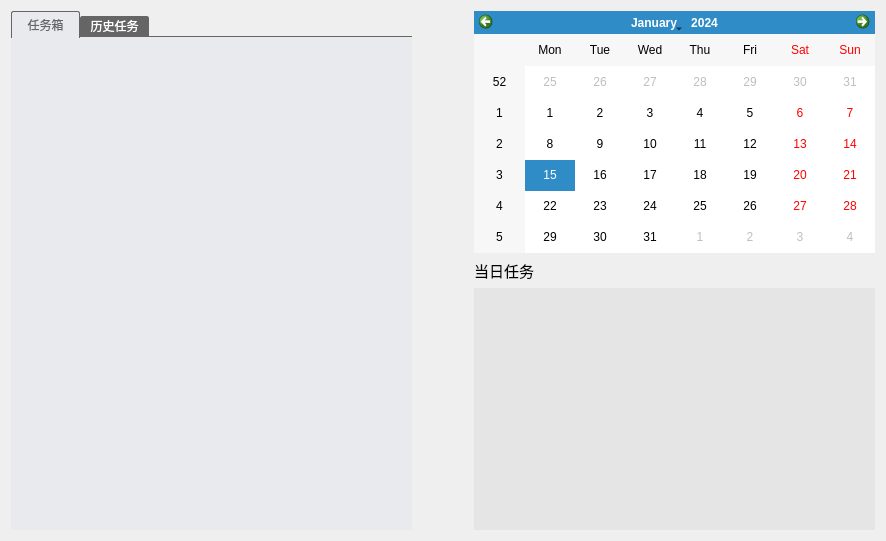
Qt form gui/taskWidget.ui (WatsonJay/tomato_farm) before a commit.
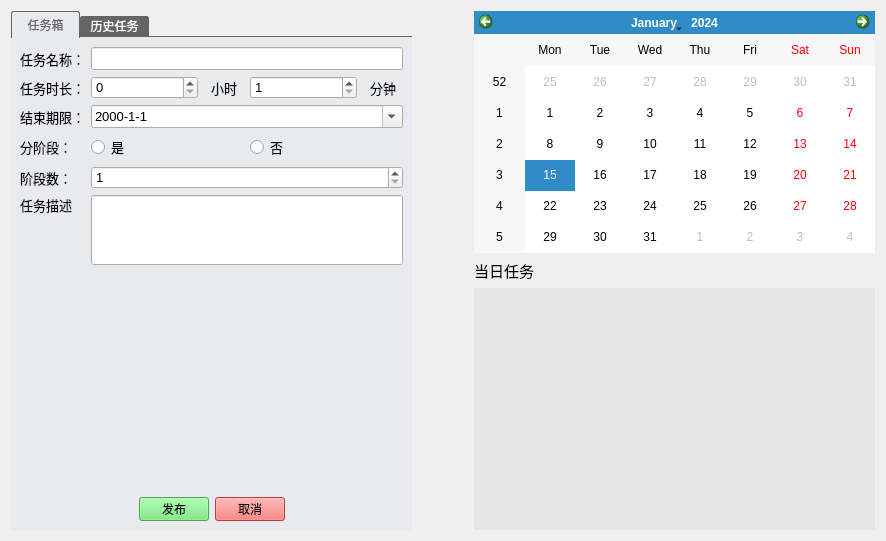
The same form after that commit. The open tabs and pages were chosen to show the change. Icons and pictures are not drawn.

```diff
--- a/gui/taskWidget.ui
+++ b/gui/taskWidget.ui
@@ -265,7 +265,439 @@
              </item>
             </layout>
            </widget>
-           <widget class="QWidget" name="page_2"/>
+           <widget class="QWidget" name="page_2">
+            <property name="styleSheet">
+             <string notr="true">QWidget&gt;QLineEdit{
+	border:1px solid gray;
+    border-radius:10px;
+    padding:2px 4px;
+}
+QWidget&gt;QDateEdit{
+	border:1px solid gray;
+	border-radius:10px;
+	padding:2px 4px;
+}
+QWidget&gt;QDateEdit::drop-down{
+	width: 20px;
+	border-left-width: 1px;
+	border-left-style: solid;
+	border-left-color: gray; 
+}
+QWidget&gt;QDateEdit::down-arrow{
+	border-image:url(:/icon/down.png);
+}
+QWidget&gt;QPushButton{
+	border:none;
+	color:white;
+	border-radius:12px;
+}
+QSpinBox,QDoubleSpinBox{
+	border:1px solid gray;
+	border-radius:10px;
+	padding:2px 4px;
+}
+
+/*spinbox 抬起样式*/
+QDoubleSpinBox::up-button,QSpinBox::up-button {
+	subcontrol-origin:border;
+    subcontrol-position:right;
+    image: url(:/icon/add.png);
+    width: 16px;
+    height: 20px;       
+}
+QDoubleSpinBox::down-button,QSpinBox::down-button {
+    subcontrol-origin:border;
+    subcontrol-position:left;
+    border-image: url(:/icon/remove.png);
+    width: 16px;
+    height: 17px;
+}
+/*按钮按下样式*/
+QDoubleSpinBox::up-button:pressed,QSpinBox::up-button:pressed{
+	subcontrol-origin:border;
+    subcontrol-position:right;
+    image: url(:/icon/add.png);
+    width: 16px;
+    height: 20px;       
+}
+  
+QDoubleSpinBox::down-button:pressed,QSpinBox::down-button:pressed{
+    subcontrol-position:left;
+    image: url(:/icon/remove.png);
+    width: 16px;
+    height: 17px;
+}</string>
+            </property>
+            <layout class="QVBoxLayout" name="verticalLayout_7">
+             <item>
+              <layout class="QFormLayout" name="formLayout">
+               <item row="0" column="0">
+                <widget class="QLabel" name="label">
+                 <property name="font">
+                  <font>
+                   <family>Microsoft YaHei UI</family>
+                   <pointsize>10</pointsize>
+                  </font>
+                 </property>
+                 <property name="text">
+                  <string>任务名称：</string>
+                 </property>
+                </widget>
+               </item>
+               <item row="1" column="0">
+                <widget class="QLabel" name="label_3">
+                 <property name="font">
+                  <font>
+                   <family>Microsoft YaHei UI</family>
+                   <pointsize>10</pointsize>
+                  </font>
+                 </property>
+                 <property name="text">
+                  <string>任务时长：</string>
+                 </property>
+                </widget>
+               </item>
+               <item row="2" column="0">
+                <widget class="QLabel" name="label_4">
+                 <property name="font">
+                  <font>
+                   <family>Microsoft YaHei UI</family>
+                   <pointsize>10</pointsize>
+                  </font>
+                 </property>
+                 <property name="text">
+                  <string>结束期限：</string>
+                 </property>
+                </widget>
+               </item>
+               <item row="3" column="0">
+                <widget class="QLabel" name="label_5">
+                 <property name="font">
+                  <font>
+                   <family>Microsoft YaHei UI</family>
+                   <pointsize>10</pointsize>
+                  </font>
+                 </property>
+                 <property name="text">
+                  <string>分阶段：</string>
+                 </property>
+                </widget>
+               </item>
+               <item row="4" column="0">
+                <widget class="QLabel" name="label_6">
+                 <property name="font">
+                  <font>
+                   <family>Microsoft YaHei UI</family>
+                   <pointsize>10</pointsize>
+                  </font>
+                 </property>
+                 <property name="text">
+                  <string>阶段数：</string>
+                 </property>
+                </widget>
+               </item>
+               <item row="0" column="1">
+                <widget class="QLineEdit" name="taskNameEdit">
+                 <property name="font">
+                  <font>
+                   <family>Microsoft YaHei UI</family>
+                   <pointsize>10</pointsize>
+                  </font>
+                 </property>
+                </widget>
+               </item>
+               <item row="5" column="0">
+                <widget class="QLabel" name="label_7">
+                 <property name="font">
+                  <font>
+                   <family>Microsoft YaHei UI</family>
+                   <pointsize>10</pointsize>
+                  </font>
+                 </property>
+                 <property name="text">
+                  <string>任务描述</string>
+                 </property>
+                 <property name="alignment">
+                  <set>Qt::AlignLeading|Qt::AlignLeft|Qt::AlignTop</set>
+                 </property>
+                </widget>
+               </item>
+               <item row="5" column="1">
+                <widget class="QLineEdit" name="taskDescEdit">
+                 <property name="minimumSize">
+                  <size>
+                   <width>0</width>
+                   <height>70</height>
+                  </size>
+                 </property>
+                 <property name="font">
+                  <font>
+                   <family>Microsoft YaHei UI</family>
+                   <pointsize>10</pointsize>
+                  </font>
+                 </property>
+                </widget>
+               </item>
+               <item row="1" column="1">
+                <layout class="QHBoxLayout" name="horizontalLayout_4">
+                 <item>
+                  <widget class="QSpinBox" name="taskHourBox">
+                   <property name="font">
+                    <font>
+                     <family>Microsoft YaHei UI</family>
+                     <pointsize>10</pointsize>
+                    </font>
+                   </property>
+                   <property name="maximum">
+                    <number>72</number>
+                   </property>
+                  </widget>
+                 </item>
+                 <item>
+                  <widget class="QLabel" name="label_9">
+                   <property name="maximumSize">
+                    <size>
+                     <width>40</width>
+                     <height>16777215</height>
+                    </size>
+                   </property>
+                   <property name="font">
+                    <font>
+                     <family>Microsoft YaHei UI</family>
+                     <pointsize>10</pointsize>
+                    </font>
+                   </property>
+                   <property name="text">
+                    <string>小时</string>
+                   </property>
+                   <property name="alignment">
+                    <set>Qt::AlignCenter</set>
+                   </property>
+                  </widget>
+                 </item>
+                 <item>
+                  <widget class="QSpinBox" name="taskMinuteBox">
+                   <property name="font">
+                    <font>
+                     <family>Microsoft YaHei UI</family>
+                     <pointsize>10</pointsize>
+                    </font>
+                   </property>
+                   <property name="minimum">
+                    <number>1</number>
+                   </property>
+                   <property name="maximum">
+                    <number>60</number>
+                   </property>
+                  </widget>
+                 </item>
+                 <item>
+                  <widget class="QLabel" name="label_8">
+                   <property name="maximumSize">
+                    <size>
+                     <width>40</width>
+                     <height>16777215</height>
+                    </size>
+                   </property>
+                   <property name="font">
+                    <font>
+                     <family>Microsoft YaHei UI</family>
+                     <pointsize>10</pointsize>
+                    </font>
+                   </property>
+                   <property name="text">
+                    <string>分钟</string>
+                   </property>
+                   <property name="alignment">
+                    <set>Qt::AlignCenter</set>
+                   </property>
+                  </widget>
+                 </item>
+                </layout>
+               </item>
+               <item row="2" column="1">
+                <widget class="QDateEdit" name="taskDeadLineEdit">
+                 <property name="font">
+                  <font>
+                   <family>Microsoft YaHei UI</family>
+                   <pointsize>10</pointsize>
+                  </font>
+                 </property>
+                 <property name="displayFormat">
+                  <string>yyyy-M-d</string>
+                 </property>
+                 <property name="calendarPopup">
+                  <bool>true</bool>
+                 </property>
+                </widget>
+               </item>
+               <item row="3" column="1">
+                <layout class="QHBoxLayout" name="horizontalLayout_5">
+                 <item>
+                  <widget class="QRadioButton" name="yesRadioButton">
+                   <property name="font">
+                    <font>
+                     <family>Microsoft YaHei UI</family>
+                     <pointsize>10</pointsize>
+                    </font>
+                   </property>
+                   <property name="text">
+                    <string>是</string>
+                   </property>
+                  </widget>
+                 </item>
+                 <item>
+                  <widget class="QRadioButton" name="noRadioButton">
+                   <property name="font">
+                    <font>
+                     <family>Microsoft YaHei UI</family>
+                     <pointsize>10</pointsize>
+                    </font>
+                   </property>
+                   <property name="text">
+                    <string>否</string>
+                   </property>
+                  </widget>
+                 </item>
+                </layout>
+               </item>
+               <item row="4" column="1">
+                <widget class="QSpinBox" name="stageSpinBox">
+                 <property name="font">
+                  <font>
+                   <family>Microsoft YaHei UI</family>
+                   <pointsize>10</pointsize>
+                  </font>
+                 </property>
+                 <property name="minimum">
+                  <number>1</number>
+                 </property>
+                 <property name="maximum">
+                  <number>10</number>
+                 </property>
+                </widget>
+               </item>
+              </layout>
+             </item>
+             <item>
+              <spacer name="verticalSpacer_3">
+               <property name="orientation">
+                <enum>Qt::Vertical</enum>
+               </property>
+               <property name="sizeHint" stdset="0">
+                <size>
+                 <width>20</width>
+                 <height>198</height>
+                </size>
+               </property>
+              </spacer>
+             </item>
+             <item>
+              <layout class="QHBoxLayout" name="horizontalLayout_3">
+               <item>
+                <spacer name="horizontalSpacer_2">
+                 <property name="orientation">
+                  <enum>Qt::Horizontal</enum>
+                 </property>
+                 <property name="sizeHint" stdset="0">
+                  <size>
+                   <width>40</width>
+                   <height>20</height>
+                  </size>
+                 </property>
+                </spacer>
+               </item>
+               <item>
+                <widget class="QPushButton" name="commitButton">
+                 <property name="minimumSize">
+                  <size>
+                   <width>70</width>
+                   <height>24</height>
+                  </size>
+                 </property>
+                 <property name="maximumSize">
+                  <size>
+                   <width>70</width>
+                   <height>24</height>
+                  </size>
+                 </property>
+                 <property name="font">
+                  <font>
+                   <family>Microsoft YaHei UI</family>
+                   <pointsize>9</pointsize>
+                  </font>
+                 </property>
+                 <property name="styleSheet">
+                  <string notr="true">QPushButton{
+	background:#6CE872;
+}
+QPushButton:hover{
+	background:#53b357;
+}
+QPushButton:pressed{
+	border:1px solid white;
+	background:#53b357;
+}</string>
+                 </property>
+                 <property name="text">
+                  <string>发布</string>
+                 </property>
+                </widget>
+               </item>
+               <item>
+                <widget class="QPushButton" name="cancleButton">
+                 <property name="minimumSize">
+                  <size>
+                   <width>70</width>
+                   <height>24</height>
+                  </size>
+                 </property>
+                 <property name="maximumSize">
+                  <size>
+                   <width>70</width>
+                   <height>24</height>
+                  </size>
+                 </property>
+                 <property name="font">
+                  <font>
+                   <family>Microsoft YaHei UI</family>
+                   <pointsize>9</pointsize>
+                  </font>
+                 </property>
+                 <property name="styleSheet">
+                  <string notr="true">QPushButton{
+	background:#F95D5C;
+}
+QPushButton:hover{
+	background:#aa3e3e;
+}
+QPushButton:pressed{
+	border:1px solid white;
+	background:#aa3e3e;
+}</string>
+                 </property>
+                 <property name="text">
+                  <string>取消</string>
+                 </property>
+                </widget>
+               </item>
+               <item>
+                <spacer name="horizontalSpacer_3">
+                 <property name="orientation">
+                  <enum>Qt::Horizontal</enum>
+                 </property>
+                 <property name="sizeHint" stdset="0">
+                  <size>
+                   <width>40</width>
+                   <height>20</height>
+                  </size>
+                 </property>
+                </spacer>
+               </item>
+              </layout>
+             </item>
+            </layout>
+           </widget>
           </widget>
          </item>
         </layout>
```
Left out of the diff: 3 changed lines with no effect on the pictures.
